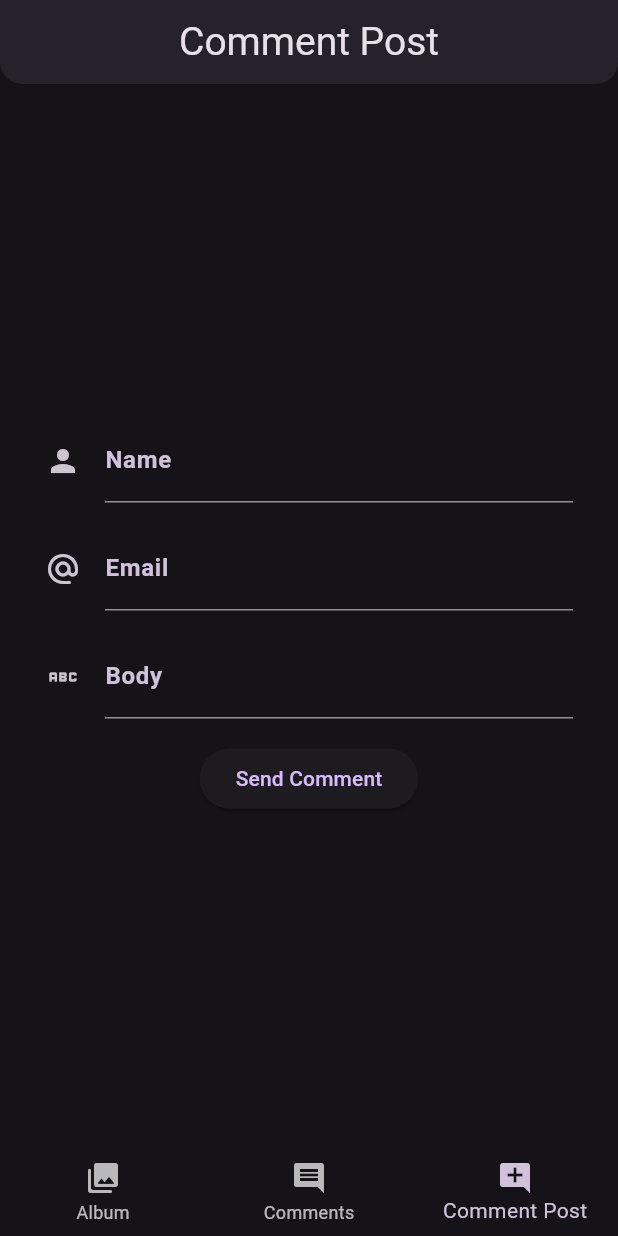
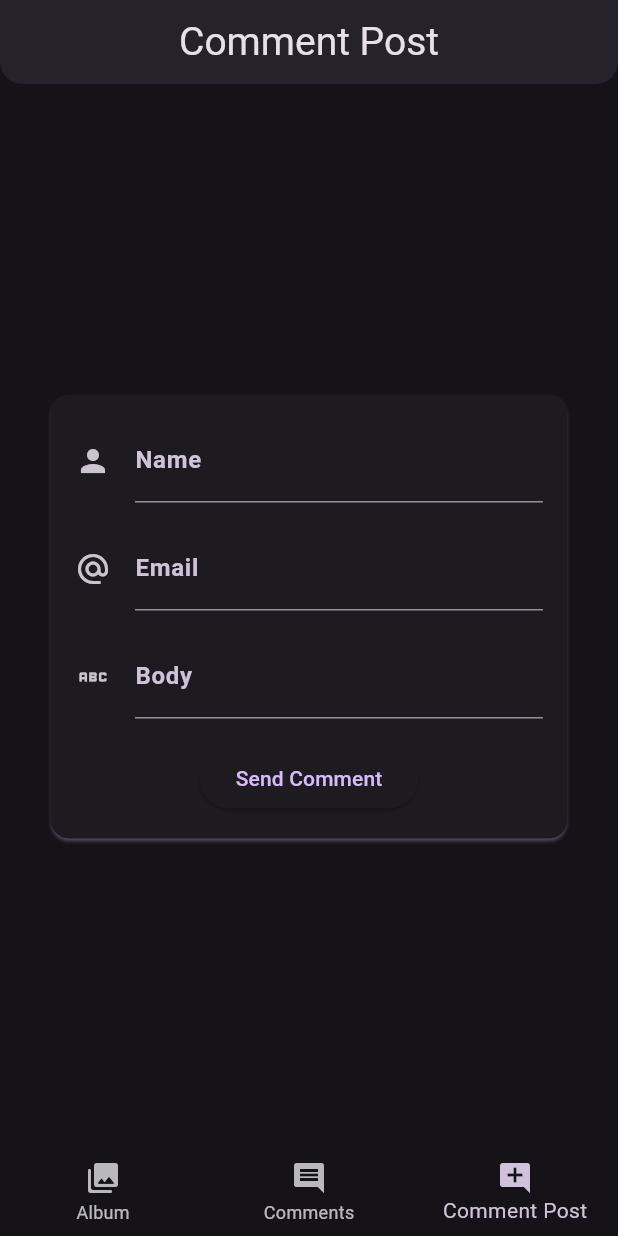
Before and after one commit to pulo0/gallery-app-intern, a Flutter app: the screen it shows after launch, item 3 of the bottom bar chosen, on a phone screen of 412 x 824 dp. Run offline on Flutter 3.47's test engine with Material 3 defaults, Android fonts, the phone set to English and light mode, and no system bars; our stand-ins replace dio, flutter_bloc, form_field_validator, get_it, google_fonts, injectable and 1 more; generated files the repository leaves out were written again; network calls fail; Roboto replaces fonts that are missing (Abel).

Commit message:
feat: changed bloc logic in form to BlocListener - also changed the UI appearence of the post comment form, added a Card - changed the CommentRequest to accept postId because id is generated automatically by api_client.g.dart file but postId not

```diff
--- a/lib/data/datasources/data_comment_repository.dart
+++ b/lib/data/datasources/data_comment_repository.dart
@@ -37,6 +37,7 @@ class DataCommentRepository extends CommentRepository {
     try {
       await _apiClient.postComment(
         CommentRequest(
+          postId: comment.postId,
           name: comment.name,
           email: comment.email,
           body: comment.body,
--- a/lib/data/network/request/comment_request.dart
+++ b/lib/data/network/request/comment_request.dart
@@ -4,11 +4,13 @@ part 'comment_request.g.dart';
 
 @JsonSerializable()
 class CommentRequest {
+  final int postId;
   final String name;
   final String email;
   final String body;
 
   CommentRequest({
+    required this.postId,
     required this.name,
     required this.email,
     required this.body,
--- a/lib/presentation/comment_post/comment_post_screen.dart
+++ b/lib/presentation/comment_post/comment_post_screen.dart
@@ -1,10 +1,10 @@
 import 'package:flutter/material.dart';
 import 'package:flutter_bloc/flutter_bloc.dart';
 import 'package:flutter_gen/gen_l10n/app_localizations.dart';
+import 'package:gallery_app/styles/app_theme.dart';
 import 'package:gallery_app/presentation/comment_post/widgets/form_comment.dart';
+import 'package:gallery_app/presentation/universal_widgets/loading.dart';
 import 'package:gallery_app/presentation/universal_widgets/error.dart';
-import 'package:gallery_app/presentation/universal_widgets/loading.dart';
-import 'package:gallery_app/presentation/comment_post/widgets/sent_message.dart';
 import 'package:gallery_app/presentation/comment_post/cubit/comment_post_cubit.dart';
 import 'package:gallery_app/presentation/comment_post/cubit/comment_post_state.dart';
 import 'package:gallery_app/domain/repositories/comment_repository.dart';
@@ -16,29 +16,44 @@ class CommentPostScreen extends StatelessWidget {
   @override
   Widget build(BuildContext context) {
     final commentRepository = locator<CommentRepository>();
-    final commentPostCubit = locator<CommentPostCubit>();
     final locale = AppLocalizations.of(context);
 
     return BlocProvider(
       create: (context) => CommentPostCubit(commentRepository),
-      child: BlocBuilder<CommentPostCubit, CommentPostState>(
-        builder: (context, state) {
-          if (state is InitialCommentPostState) {
-            return FormComment(commentPostCubit);
-          } else if (state is LoadingCommentPostState) {
-            return Loading(commentPostState: state);
-          } else if (state is SentCommentPostState) {
-            return SentMessage();
-          } else if (state is ErrorCommentPostState) {
-            return Error(commentPostState: state);
-          } else {
-            return Center(
-              child: Text(
-                locale.wrongState,
+      child: BlocListener<CommentPostCubit, CommentPostState>(
+        listener: (context, state) {
+          if (state is SentCommentPostState) {
+            context.read<CommentPostCubit>().restartToForm();
+            ScaffoldMessenger.of(context).showSnackBar(
+              SnackBar(
+                content: Row(
+                  children: [
+                    Icon(
+                      Icons.check_circle,
+                      size: 16,
+                      color: colorScheme.surface,
+                    ),
+                    SizedBox(width: 6.0),
+                    Text(locale.successTxt),
+                  ],
+                ),
               ),
             );
           }
         },
+        child: BlocBuilder<CommentPostCubit, CommentPostState>(
+          builder: (context, state) {
+            if (state is InitialCommentPostState) {
+              return FormComment();
+            } else if (state is LoadingCommentPostState) {
+              return Loading();
+            } else if (state is ErrorCommentPostState) {
+              return Error();
+            } else {
+              return Text(locale.wrongState);
+            }
+          },
+        ),
       ),
     );
   }
--- a/lib/presentation/comment_post/widgets/form_comment.dart
+++ b/lib/presentation/comment_post/widgets/form_comment.dart
@@ -1,4 +1,5 @@
 import 'package:flutter/material.dart';
+import 'package:flutter_bloc/flutter_bloc.dart';
 import 'package:form_field_validator/form_field_validator.dart';
 import 'package:flutter_gen/gen_l10n/app_localizations.dart';
 import 'package:gallery_app/styles/app_theme.dart';
@@ -6,9 +7,7 @@ import 'package:gallery_app/presentation/comment_post/cubit/comment_post_cubit.d
 import 'package:gallery_app/domain/models/comment.dart';
 
 class FormComment extends StatefulWidget {
-  const FormComment(this.commentPostCubit, {super.key});
-
-  final CommentPostCubit commentPostCubit;
+  const FormComment({super.key});
 
   @override
   State<StatefulWidget> createState() => _FormCommentState();
@@ -51,6 +50,10 @@ class _FormCommentState extends State<FormComment> {
           physics: const BouncingScrollPhysics(),
           child: Padding(
             padding: EdgeInsets.all(30),
+            child: Card(
+              shadowColor: colorScheme.primary,
+              child: Padding(
+                padding: const EdgeInsets.all(16.0),
                 child: Form(
                   key: _formKey,
                   child: Column(
@@ -115,19 +118,14 @@ class _FormCommentState extends State<FormComment> {
                       ElevatedButton(
                         onPressed: () {
                           final item = Comment(
-                        postId: 0,
-                        id: 0,
+                            postId: 100,
+                            id: 1,
                             name: _nameController.text,
                             email: _emailController.text,
                             body: _bodyController.text,
                           );
                           if (_formKey.currentState!.validate()) {
-                        widget.commentPostCubit.postComment(item);
-                        ScaffoldMessenger.of(context).showSnackBar(
-                          SnackBar(
-                            content: Text(locale.successTxt),
-                          ),
-                        );
+                            context.read<CommentPostCubit>().postComment(item);
                           }
                         },
                         child: Text(locale.sendTxt),
@@ -138,6 +136,8 @@ class _FormCommentState extends State<FormComment> {
               ),
             ),
           ),
+        ),
+      ),
     );
   }
 }
--- a/lib/presentation/universal_widgets/error.dart
+++ b/lib/presentation/universal_widgets/error.dart
@@ -1,4 +1,5 @@
 import 'package:flutter/material.dart';
+import 'package:flutter_bloc/flutter_bloc.dart';
 import 'package:flutter_gen/gen_l10n/app_localizations.dart';
 import 'package:gallery_app/styles/app_theme.dart';
 import 'package:gallery_app/presentation/comment_post/cubit/comment_post_cubit.dart';
@@ -57,7 +58,7 @@ class Error extends StatelessWidget {
                 ? AlbumCubit(albumRepository).fetchAlbums()
                 : commentState != null
                     ? CommentCubit(commentRepository).fetchComments()
-                    : CommentPostCubit(commentRepository).restartToForm(),
+                    : context.read<CommentPostCubit>().restartToForm(),
             child: Text(
               locale.retry,
               style: textTheme.labelMedium!.copyWith(
--- a/pubspec.yaml
+++ b/pubspec.yaml
@@ -24,6 +24,7 @@ dependencies:
   retrofit: ^4.4.1
   injectable: ^2.5.0
   form_field_validator: ^1.1.0
+  equatable: ^2.0.7
 
 dev_dependencies:
   flutter_test:
```
Also changed, not shown: lib/presentation/comment_post/widgets/sent_message.dart (deleted, +0 -51 lines), pubspec.lock. Lines whose indentation alone changed are shown as unchanged.
